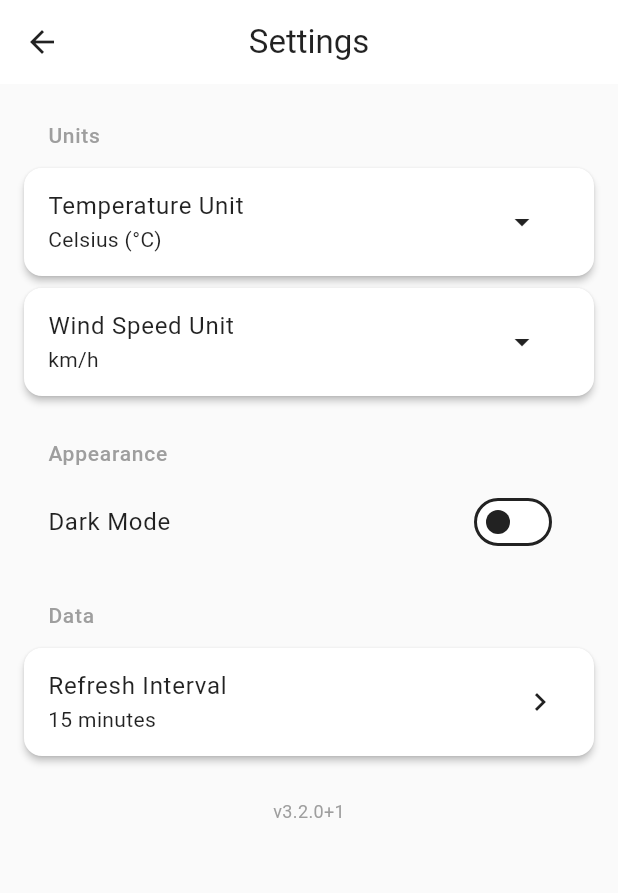
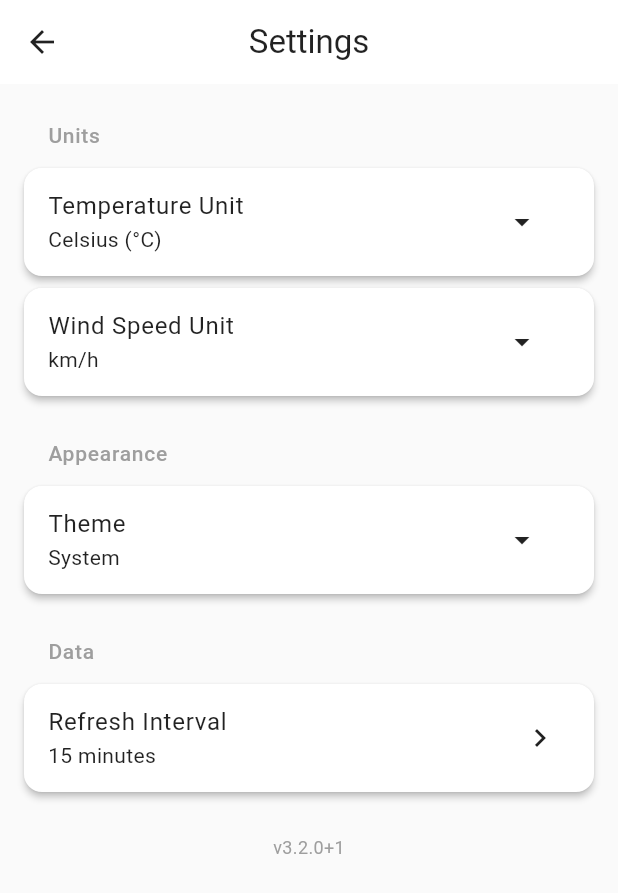
Before and after one commit to theolidec/WeatherMobileApp, a Flutter app: the SettingsPage screen opened directly, on a phone screen of 412 x 824 dp. Shown: the top 893 px of the screen. Run offline on Flutter 3.47's test engine with Material 3 defaults, Android fonts, the phone set to English and light mode, and no system bars; our stand-ins replace package_info_plus, shared_preferences; accounts and stored records are empty; network calls fail.

Commit message:
make dark mode toggel to a dropdown

```diff
--- a/lib/src/presentation/pages/settings_page.dart
+++ b/lib/src/presentation/pages/settings_page.dart
@@ -80,18 +80,38 @@ class SettingsPage extends StatelessWidget {
           _buildSectionHeader('Appearance'),
           Consumer<ThemeProvider>(
             builder: (context, themeProvider, _) {
-              return ListTile(
-                title: const Text('Dark Mode'),
-                trailing: Switch(
-                  value: themeProvider.themeMode == ThemeMode.dark,
-                  onChanged: (value) {
-                    themeProvider.setThemeMode(
-                      value ? ThemeMode.dark : ThemeMode.light,
-                    );
-                  },
-                ),
-                onTap: () {
-                  themeProvider.toggleTheme();
+              String getThemeModeName(ThemeMode mode) {
+                switch (mode) {
+                  case ThemeMode.system:
+                    return 'System';
+                  case ThemeMode.light:
+                    return 'Light';
+                  case ThemeMode.dark:
+                    return 'Dark';
+                }
+              }
+
+              return _buildUnitSelectionTile(
+                context: context,
+                title: 'Theme',
+                currentValue: getThemeModeName(themeProvider.themeMode),
+                options: const ['System', 'Light', 'Dark'],
+                onSelected: (value) {
+                  ThemeMode mode;
+                  switch (value) {
+                    case 'System':
+                      mode = ThemeMode.system;
+                      break;
+                    case 'Light':
+                      mode = ThemeMode.light;
+                      break;
+                    case 'Dark':
+                      mode = ThemeMode.dark;
+                      break;
+                    default:
+                      mode = ThemeMode.system;
+                  }
+                  themeProvider.setThemeMode(mode);
                 },
               );
             },
```
